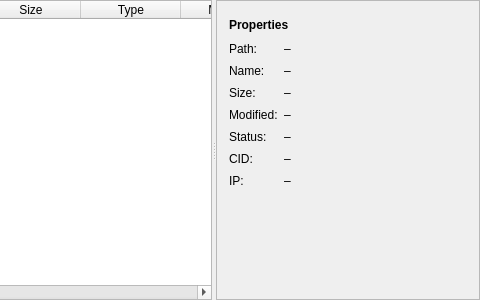
Above: hsync_desktop/ui/file_panel.ui from albertsdk/hsync-desktop before the change; both pictures show x 220 to 700 and y 0 to 300 of the 700 by 300 pixel window. Below: the same form after it.
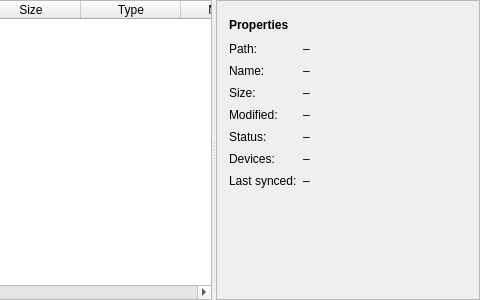
That is the form after the change.

Commit message: feat(ui): show device coverage and last sync in the file detail pane

Patch:
```diff
--- a/hsync_desktop/ui/file_panel.ui
+++ b/hsync_desktop/ui/file_panel.ui
@@ -180,24 +180,24 @@
           </widget>
          </item>
          <item row="5" column="0">
-          <widget class="QLabel" name="lblCid">
-           <property name="text"><string>CID:</string></property>
+          <widget class="QLabel" name="lblDevices">
+           <property name="text"><string>Devices:</string></property>
           </widget>
          </item>
          <item row="5" column="1">
           <widget class="QLabel" name="valCid">
            <property name="text"><string>–</string></property>
-           <property name="wordWrap"><bool>true</bool></property>
           </widget>
          </item>
          <item row="6" column="0">
-          <widget class="QLabel" name="lblIp">
-           <property name="text"><string>IP:</string></property>
+          <widget class="QLabel" name="lblLastSynced">
+           <property name="text"><string>Last synced:</string></property>
           </widget>
          </item>
          <item row="6" column="1">
           <widget class="QLabel" name="valIp">
            <property name="text"><string>–</string></property>
+           <property name="wordWrap"><bool>true</bool></property>
           </widget>
          </item>
         </layout>
```
Left out of the diff: 4 changed lines with no effect on the pictures. The commit also changes 23 other files.
